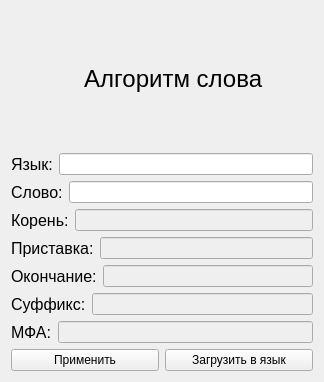
First picture: the form in algorithm.ui, repository mosheadd/QtLang, before the edit.
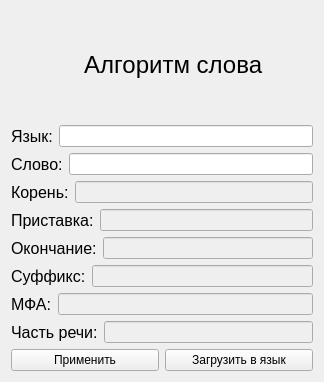
Second picture: the form after the edit.

Commit message: Rework word algorithm

Patch:
```diff
--- a/algorithm.ui
+++ b/algorithm.ui
@@ -179,6 +179,29 @@
      </item>
     </layout>
    </item>
+   <item>
+    <layout class="QHBoxLayout" name="horizontalLayout_9">
+     <item>
+      <widget class="QLabel" name="label_2">
+       <property name="font">
+        <font>
+         <pointsize>12</pointsize>
+        </font>
+       </property>
+       <property name="text">
+        <string>Часть речи:</string>
+       </property>
+      </widget>
+     </item>
+     <item>
+      <widget class="QLineEdit" name="lineEdit_8">
+       <property name="enabled">
+        <bool>false</bool>
+       </property>
+      </widget>
+     </item>
+    </layout>
+   </item>
    <item>
     <layout class="QHBoxLayout" name="horizontalLayout">
      <item>
```
The commit also changes 4 other files.
